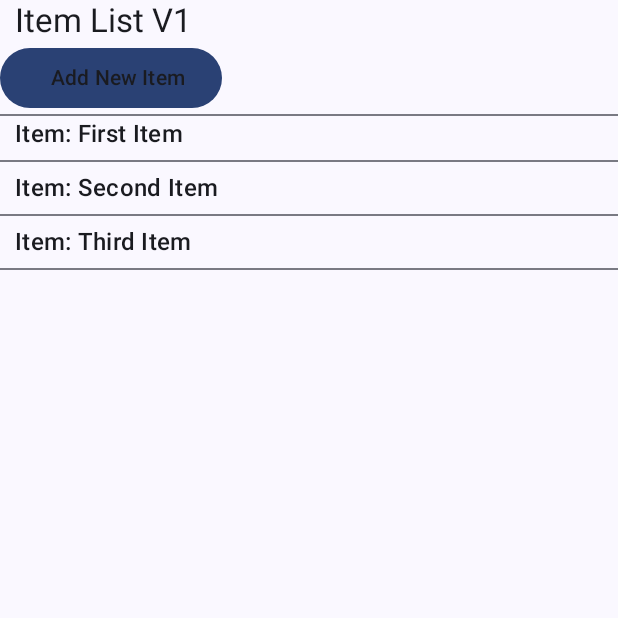
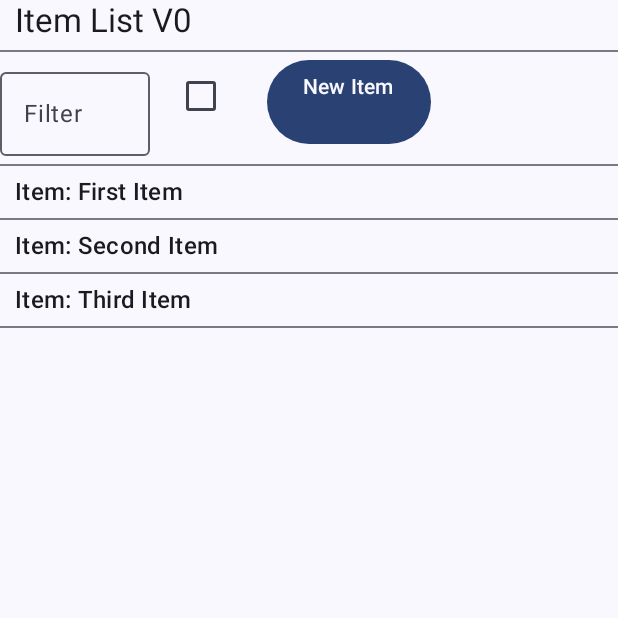
Before and after one commit to squeezeoj/Item_List_v0, an Android app built with Jetpack Compose: the screen it shows after launch (MainActivity), on a phone screen of 412 x 824 dp, the top half of it. Run offline under Robolectric (Android 15) with nearby library versions, the phone set to English and light mode, and no system bars.

Commit message:
Initial Commit

```diff
--- a/app/src/main/java/com/sizzle/itemlistv0/MainActivity.kt
+++ b/app/src/main/java/com/sizzle/itemlistv0/MainActivity.kt
@@ -10,6 +10,7 @@ import androidx.compose.foundation.layout.*
 import androidx.compose.foundation.text.ClickableText
 import androidx.compose.material3.*
 import androidx.compose.runtime.*
+import androidx.compose.ui.Alignment
 import androidx.compose.ui.Modifier
 import androidx.compose.ui.text.AnnotatedString
 import androidx.compose.ui.text.input.TextFieldValue
@@ -24,19 +25,21 @@ import com.sizzle.itemlistv0.ui.theme.ItemListV0Theme
 // Items
 //------------------------------------------------------------------
 data class Item(
-    val id: Int,
+    var id: Int,
     var title: String
 )
 
 //------------------------------------------------------------------
 // Main View Model
 //------------------------------------------------------------------
-class MainViewModel() {
+class MainViewModel {
 
     //------------------------------------------------------
     // Items Data
     //------------------------------------------------------
     var allItems: List<Item>
+    var filtering: Boolean
+    var filteredItems: List<Item>
     var specificItem: Item
 
     //------------------------------------------------------
@@ -49,6 +52,8 @@ class MainViewModel() {
         val item03 = Item(id = 3, title = "Third Item")
 
         allItems = mutableListOf(item01, item02, item03)
+        filtering = false
+        filteredItems = emptyList()
         specificItem = Item(id = 0, title = "Initial Item")
 
     }   // End Initializer
@@ -57,20 +62,28 @@ class MainViewModel() {
     // Item Methods
     //------------------------------------------------------
     fun insertItem(item: Item) {
-        println("**** insertItem($item)")
         allItems = allItems + item
     }
 
     fun updateItem(item: Item) {
-        println("**** updateItem($item)")
-//        vids?.find { it.id == 2 }?.iLike = true
-        // From: https://stackoverflow.com/questions/54797411/change-a-value-in-mutable-list-in-kotlin
         allItems.find { it.id == item.id }?.title = item.title
     }
 
+    fun filterItems(filterTitleText: String) {
+        filteredItems = allItems.filter { it.title.contains(filterTitleText) }
+    }
+
     fun getItemByID(id: Int) {
-        println("**** getItemByID(id = ${id - 1})")
-        specificItem = allItems[id - 1]
+        allItems.forEach {
+            if (it.id == id) {
+                specificItem.id = it.id
+                specificItem.title = it.title
+            }
+        }
+    }
+
+    fun deleteItem(item: Item) {
+        allItems = allItems - item
     }
 
 }   // End Main View Model
@@ -92,7 +105,6 @@ class MainActivity : ComponentActivity() {
         super.onCreate(savedInstanceState)
         setContent {
             ItemListV0Theme {
-                // A surface container using the 'background' color from the theme
                 Surface(
                     modifier = Modifier.fillMaxSize(),
                     color = MaterialTheme.colorScheme.background
@@ -146,26 +158,74 @@ fun AppSetup(
 //------------------------------------------------------------------
 // Items List Screen
 //------------------------------------------------------------------
+@OptIn(ExperimentalMaterial3Api::class)
 @Composable
 fun ItemListScreen(
     navController: NavHostController,
     viewModel: MainViewModel
 ) {
+    var checkedState by remember { mutableStateOf(viewModel.filtering) }
 
     Column {
 
-        //------------------------------------------------------------------
+        //----------------------------------------------------------
         // Title
-        //------------------------------------------------------------------
+        //----------------------------------------------------------
         Text(
-            text = "Item List V1",
+            text = "Item List V0",
             modifier = Modifier.padding(start = 10.dp),
             style = MaterialTheme.typography.titleLarge.copy(color = MaterialTheme.colorScheme.onBackground)
         )
 
-        //------------------------------------------------------------------
+        Spacer(modifier = Modifier.height(5.dp)); Divider(); Spacer(modifier = Modifier.height(5.dp))
+
+        //----------------------------------------------------------
+        // Control Row
+        //----------------------------------------------------------
+        Row {
+
+            //------------------------------------------------------
+            // Filter Box
+            //------------------------------------------------------
+            val itemFilter: String
+            var textFilter by remember { mutableStateOf(TextFieldValue("")) }
+            OutlinedTextField(
+                value = textFilter,
+                modifier = Modifier.width(100.dp),
+                label = { Text(text = "Filter") },
+                singleLine = true,
+                onValueChange = {
+                    textFilter = it
+
+                    if (checkedState) {
+                        viewModel.filterItems(it.text)
+                    } else {
+                        // Nothing
+                    }
+
+                }
+            )
+            itemFilter = textFilter.text
+
+            Spacer(Modifier.width(10.dp))
+
+            //------------------------------------------------------
+            // Filter Checkbox
+            //------------------------------------------------------
+            Checkbox(
+                checked = checkedState,
+                onCheckedChange = {
+                    checkedState = it
+                    viewModel.filtering = !viewModel.filtering
+                    viewModel.filterItems(itemFilter)
+                }
+            )
+
+            Spacer(Modifier.width(20.dp))
+
+            //------------------------------------------------------
             // Add New Item Button
-        //------------------------------------------------------------------
+            //------------------------------------------------------
             Button(onClick = {
                 navController.navigate(
                     route = NavRoutes.ItemDetailScreen.route
@@ -174,25 +234,35 @@ fun ItemListScreen(
                 )
             }) {
                 Text(
-                text = "Add New Item",
-                modifier = Modifier.padding(start = 10.dp),
-                style = MaterialTheme.typography.titleSmall.copy(color = MaterialTheme.colorScheme.onBackground)
+                    text = "New Item",
+                    modifier = Modifier
+                        .height(40.dp)
+                        .align(Alignment.CenterVertically),
+                    style = MaterialTheme.typography.titleSmall.copy(color = MaterialTheme.colorScheme.background)
                 )
             }
 
-        Divider()
+        }
+
+        Spacer(modifier = Modifier.height(5.dp)); Divider(); Spacer(modifier = Modifier.height(5.dp))
 
         //------------------------------------------------------------------
-        // List All Items
+        // List Items
         //------------------------------------------------------------------
-        viewModel.allItems.forEach {item ->
+
+        val myItems: List<Item> = if (viewModel.filtering) {
+            viewModel.filteredItems
+        } else {
+            viewModel.allItems
+        }
+
+        myItems.forEach {item ->
             ClickableText(
                 text = AnnotatedString("Item: ${item.title}"),
                 modifier = Modifier.padding(start = 10.dp),
                 style = MaterialTheme.typography.titleMedium.copy(color = MaterialTheme.colorScheme.onBackground),
                 onClick = {
                     viewModel.getItemByID(item.id)
-                    println("**** NavRoutes.ItemDetailScreen id = $item.id, crud = UPDATE")
                     navController.navigate(
                         route = NavRoutes.ItemDetailScreen.route
                                 + "/" + item.id
@@ -200,9 +270,7 @@ fun ItemListScreen(
                     )
                 }	// End On Click
             )	// End Clickable Text
-            Spacer(modifier = Modifier.height(5.dp))
-            Divider()
-            Spacer(modifier = Modifier.height(5.dp))
+            Spacer(modifier = Modifier.height(5.dp)); Divider(); Spacer(modifier = Modifier.height(5.dp))
         }	// End All Items For Each
 
     }	// End Column
@@ -221,7 +289,7 @@ fun ItemDetailScreen(
     crud: String? = "NONE"
 ) {
 
-    val itemID: Int
+    val itemID: String
     var itemTitle: String
     var myItem: Item
 
@@ -230,7 +298,6 @@ fun ItemDetailScreen(
         // Create New Item
         //---------------------------------------------------------
         "CREATE" -> {
-            println("**** ItemDetailScreen(id = $id, crud = CREATE)")
 
             Column {
 
@@ -262,8 +329,7 @@ fun ItemDetailScreen(
                     }) {
                     Text(
                         text = "Submit",
-                        modifier = Modifier.padding(start = 10.dp),
-                        style = MaterialTheme.typography.titleSmall.copy(color = MaterialTheme.colorScheme.onBackground),
+                        style = MaterialTheme.typography.titleSmall.copy(color = MaterialTheme.colorScheme.background),
                     )
                 }    // End Add New Item Button
 
@@ -274,30 +340,26 @@ fun ItemDetailScreen(
         // Update Existing Item
         //---------------------------------------------------------
         "UPDATE" -> {
-            println("**** ItemDetailScreen(id = $id, crud = READ or UPDATE)")
 
             if (id != null) {
                 viewModel.getItemByID(id)
 
                 myItem = viewModel.specificItem
 
-                itemID = myItem.id
+                itemID = myItem.id.toString()
                 itemTitle = myItem.title
-
-                println("**** Current Details are: $itemID | $itemTitle |")
 
                 Column {
 
                     //--- Item ID Text Field
-                    Text(text = "ID (Read Only) = ${itemID.toString()}")
-//                    OutlinedTextField(
-//                        value = itemID,
-//                        enabled = false,
-//                        readOnly = true,
-//                        label = "ID",
-//                        singleLine = true,
-//                        onValueChange = { }
-//                    )
+                    OutlinedTextField(
+                        value = itemID,
+                        enabled = false,
+                        readOnly = true,
+                        label = { Text(text = "ID") },
+                        singleLine = true,
+                        onValueChange = {  }
+                    )
 
                     //--- Item Title Text Field
                     var textTitle by remember { mutableStateOf(TextFieldValue(itemTitle)) }
@@ -313,7 +375,7 @@ fun ItemDetailScreen(
 
                     //--- Create Updated Item from Parts
                     myItem = Item(
-                        id = itemID,
+                        id = itemID.toInt(),
                         title = itemTitle
                     )
 
@@ -327,8 +389,23 @@ fun ItemDetailScreen(
                         }) {
                         Text(
                             text = "Submit",
-                            modifier = Modifier.padding(start = 10.dp),
-                            style = MaterialTheme.typography.titleSmall.copy(color = MaterialTheme.colorScheme.onBackground),
+                            style = MaterialTheme.typography.titleSmall.copy(color = MaterialTheme.colorScheme.background),
+                        )
+                    }    // End Update Existing Item Button
+
+                    Spacer(Modifier.height(10.dp))
+
+                    //--- Delete this Item Button
+                    Button(
+                        onClick = {
+                            navController.navigate(route = NavRoutes.ItemListScreen.route) {
+                                popUpTo(NavRoutes.ItemListScreen.route)
+                            }
+                            viewModel.deleteItem(myItem)
+                        }) {
+                        Text(
+                            text = "Delete this Item",
+                            style = MaterialTheme.typography.titleSmall.copy(color = MaterialTheme.colorScheme.background),
                         )
                     }    // End Update Existing Item Button
 
@@ -341,7 +418,7 @@ fun ItemDetailScreen(
         // Else
         //---------------------------------------------------------
         else -> {
-            println("**** ItemDetailScreen(Else)")
+            // Nothing Else To Do
         }
     }   // End When
 
```
Lines whose indentation alone changed are shown as unchanged.
